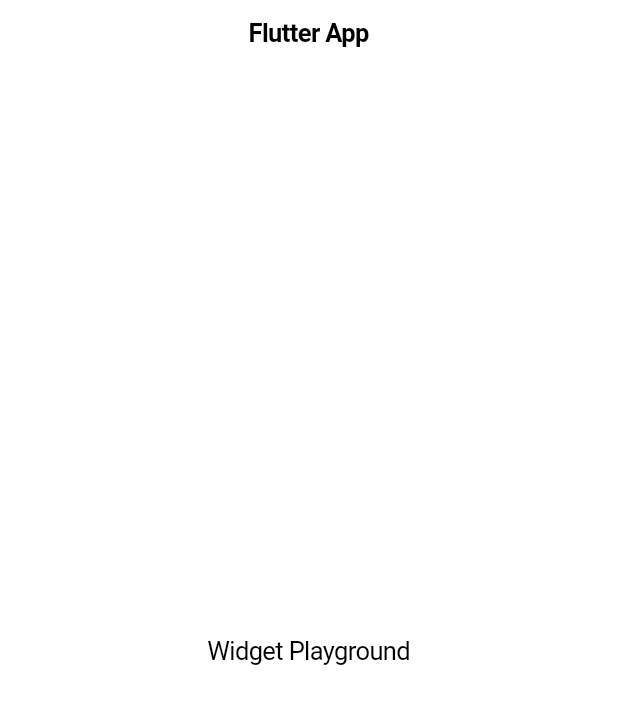
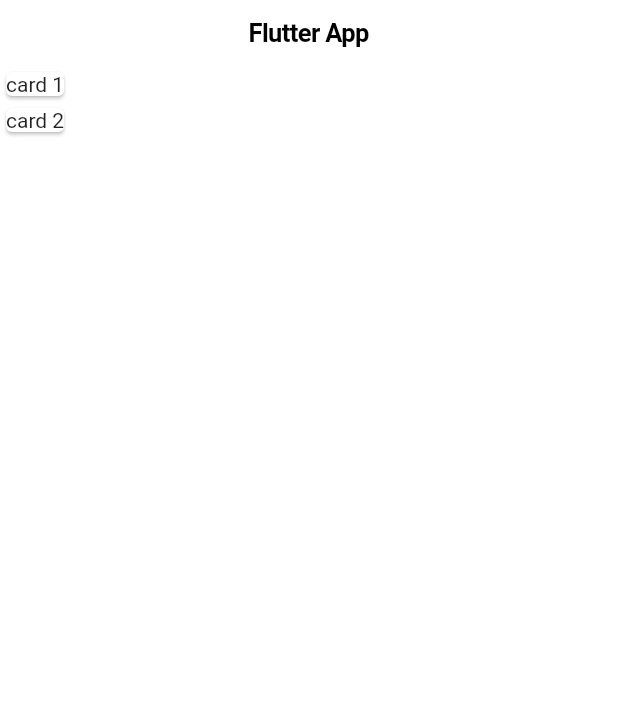
Before and after one commit to flypenguin/course_udemy_flutter, a Flutter app: the screen it shows after launch, on a phone screen of 412 x 824 dp. Shown: the top 704 px of the screen. Run offline on Flutter 3.47's test engine with Material 2 defaults, Android fonts, the phone set to English and light mode, and no system bars.

Commit message:
add cards as children

```diff
--- a/lib/main.dart
+++ b/lib/main.dart
@@ -23,8 +23,13 @@ class MyHomePage extends StatelessWidget {
         middle: Text('Flutter App'),
       ),
       child: SafeArea(
-        child: Center(
-          child: Text("Widget Playground"),
+        child: Column(
+          children: <Widget>[
+            // card takes the exact size of the child: widget
+            Card(child: Text("card 1")),
+            // so to style this we have to modify the child: format
+            Card(child: Text("card 2")),
+          ],
         ),
       ),
     );
```
